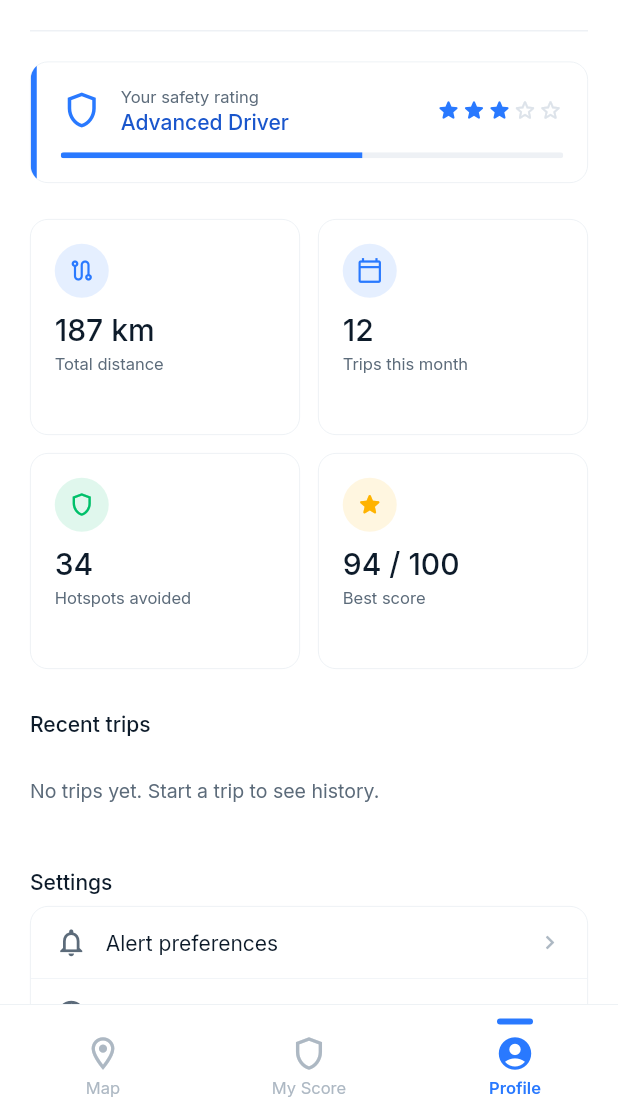
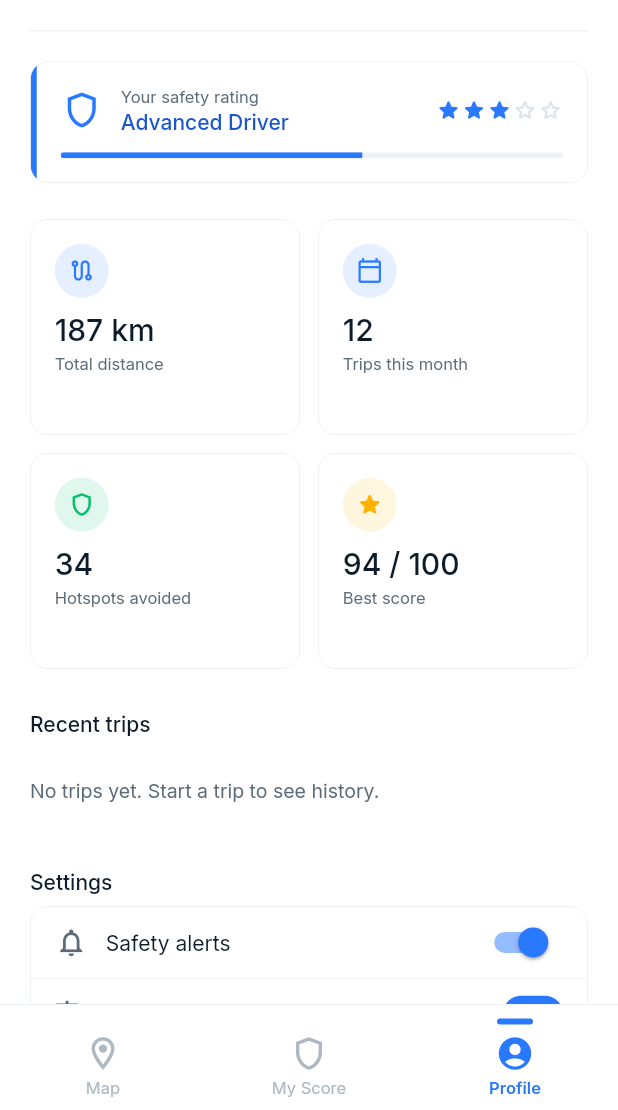
Before and after one commit to akash-de-alwis/R26-IT-048, a Flutter app: the ProfileScreen screen opened by its route, on a phone screen of 412 x 824 dp, the part 126-1236 px from its top. Run offline on Flutter 3.47's test engine with Material 3 defaults, Android fonts, the phone set to English and light mode, and no system bars; our stand-ins replace flutter_tts, geolocator, go_router, google_fonts, permission_handler, sensors_plus and 1 more; missing offline and left inert: mapbox_maps_flutter; accounts and stored records are empty; network calls fail; statements that could not run were skipped.

Commit message:
member 3 skell done

```diff
--- a/safenav/lib/features/home/widgets/route_options_sheet.dart
+++ b/safenav/lib/features/home/widgets/route_options_sheet.dart
@@ -1,6 +1,7 @@
 import 'package:flutter/material.dart';
 import 'package:provider/provider.dart';
 import '../../../core/providers/app_provider.dart';
+import '../../../core/services/alert_service.dart';
 import '../../../core/services/sensor_service.dart';
 import '../../../core/theme/app_colors.dart';
 
@@ -200,6 +201,7 @@ class _RouteOptionsSheetState extends State<RouteOptionsSheet> {
             child: ElevatedButton(
               onPressed: () {
                 context.read<SensorService>().startTrip(widget.destination);
+                context.read<AlertService>().startAlertMonitoring();
                 Navigator.pop(context);
               },
               style: ElevatedButton.styleFrom(
--- a/safenav/lib/features/profile/screens/profile_screen.dart
+++ b/safenav/lib/features/profile/screens/profile_screen.dart
@@ -2,6 +2,7 @@ import 'package:flutter/material.dart';
 import 'package:provider/provider.dart';
 import '../../../core/models/trip_session.dart';
 import '../../../core/services/offline_map_service.dart';
+import '../../../core/services/alert_service.dart';
 import '../../../core/services/sensor_service.dart';
 import '../../../core/theme/app_colors.dart';
 import '../../../features/home/widgets/offline_map_sheet.dart';
@@ -131,6 +132,7 @@ class ProfileScreen extends StatelessWidget {
               padding: EdgeInsets.fromLTRB(20, 28, 20, 0),
               child: _SettingsSection(),
             ),
+
 
             // ── Sign out ──────────────────────────────────────────────────
             Padding(
@@ -468,6 +470,7 @@ class _SettingsSection extends StatelessWidget {
 
   @override
   Widget build(BuildContext context) {
+    final alertService = context.watch<AlertService>();
     return Column(
       crossAxisAlignment: CrossAxisAlignment.start,
       children: [
@@ -488,15 +491,8 @@ class _SettingsSection extends StatelessWidget {
           ),
           child: Column(
             children: [
-              const _SettingRow(
-                icon: Icons.notifications_outlined,
-                label: 'Alert preferences',
-              ),
-              const _SettingRow(
-                icon: Icons.language_outlined,
-                label: 'Language',
-                rightText: 'English / සිංහල',
-              ),
+              _AlertToggleRow(alertService: alertService),
+              _LanguageToggleRow(alertService: alertService),
               const _SettingRow(
                 icon: Icons.lock_outline,
                 label: 'Privacy',
@@ -511,6 +507,94 @@ class _SettingsSection extends StatelessWidget {
           ),
         ),
       ],
+    );
+  }
+}
+
+class _AlertToggleRow extends StatelessWidget {
+  final AlertService alertService;
+  const _AlertToggleRow({required this.alertService});
+
+  @override
+  Widget build(BuildContext context) {
+    return Container(
+      height: 48,
+      decoration: const BoxDecoration(
+        border: Border(
+          bottom: BorderSide(color: Color(0xFFEEF1F5), width: 0.5),
+        ),
+      ),
+      padding: const EdgeInsets.symmetric(horizontal: 16),
+      child: Row(
+        children: [
+          const Icon(Icons.notifications_outlined,
+              size: 22, color: AppColors.textSecondary),
+          const SizedBox(width: 12),
+          const Expanded(
+            child: Text(
+              'Safety alerts',
+              style: TextStyle(fontSize: 14, color: AppColors.textPrimary),
+            ),
+          ),
+          Switch(
+            value: alertService.isEnabled,
+            onChanged: (_) => alertService.toggleAlerts(),
+            activeThumbColor: AppColors.primary,
+            materialTapTargetSize: MaterialTapTargetSize.shrinkWrap,
+          ),
+        ],
+      ),
+    );
+  }
+}
+
+class _LanguageToggleRow extends StatelessWidget {
+  final AlertService alertService;
+  const _LanguageToggleRow({required this.alertService});
+
+  @override
+  Widget build(BuildContext context) {
+    final isEn = alertService.currentLanguage == 'en';
+    return Container(
+      height: 48,
+      decoration: const BoxDecoration(
+        border: Border(
+          bottom: BorderSide(color: Color(0xFFEEF1F5), width: 0.5),
+        ),
+      ),
+      padding: const EdgeInsets.symmetric(horizontal: 16),
+      child: Row(
+        children: [
+          const Icon(Icons.translate_outlined,
+              size: 22, color: AppColors.textSecondary),
+          const SizedBox(width: 12),
+          const Expanded(
+            child: Text(
+              'Alert language',
+              style: TextStyle(fontSize: 14, color: AppColors.textPrimary),
+            ),
+          ),
+          GestureDetector(
+            onTap: () => alertService.toggleLanguage(),
+            child: Container(
+              padding:
+                  const EdgeInsets.symmetric(horizontal: 12, vertical: 5),
+              decoration: BoxDecoration(
+                color: AppColors.primary,
+                borderRadius: BorderRadius.circular(20),
+              ),
+              child: Text(
+                isEn ? 'EN' : 'සිං',
+                style: const TextStyle(
+                  fontSize: 12,
+                  fontWeight: FontWeight.w600,
+                  color: Colors.white,
+                ),
+              ),
+            ),
+          ),
+        ],
+      ),
     );
   }
 }
@@ -583,13 +667,11 @@ class _OfflineMapRow extends StatelessWidget {
 class _SettingRow extends StatelessWidget {
   final IconData icon;
   final String label;
-  final String? rightText;
   final bool isLast;
 
   const _SettingRow({
     required this.icon,
     required this.label,
-    this.rightText,
     this.isLast = false,
   });
 
@@ -621,16 +703,6 @@ class _SettingRow extends StatelessWidget {
                 ),
               ),
             ),
-            if (rightText != null) ...[
-              Text(
-                rightText!,
-                style: const TextStyle(
-                  fontSize: 12,
-                  color: AppColors.textSecondary,
-                ),
-              ),
-              const SizedBox(width: 4),
-            ],
             const Icon(Icons.chevron_right, size: 18, color: AppColors.textHint),
           ],
         ),
--- a/safenav/lib/main.dart
+++ b/safenav/lib/main.dart
@@ -5,6 +5,7 @@ import 'package:provider/provider.dart';
 import 'core/constants/app_constants.dart';
 import 'core/providers/app_provider.dart';
 import 'core/services/offline_map_service.dart';
+import 'core/services/alert_service.dart';
 import 'core/services/sensor_service.dart';
 import 'app.dart';
 
@@ -25,6 +26,11 @@ class AppRoot extends StatelessWidget {
         ChangeNotifierProvider(create: (_) => AppProvider()),
         ChangeNotifierProvider(create: (_) => OfflineMapService()),
         ChangeNotifierProvider(create: (_) => SensorService.instance),
+        ChangeNotifierProvider(
+          create: (ctx) => AlertService(
+            sensorService: ctx.read<SensorService>(),
+          ),
+        ),
       ],
       child: const _AppInitializer(),
     );
```
Also changed, not shown: safenav/lib/core/services/alert_service.dart (added, +148 -0 lines), safenav/lib/features/home/screens/home_screen.dart (+29 -0 lines), safenav/lib/features/home/widgets/safety_alert_card.dart (added, +243 -0 lines), 3 other files.
